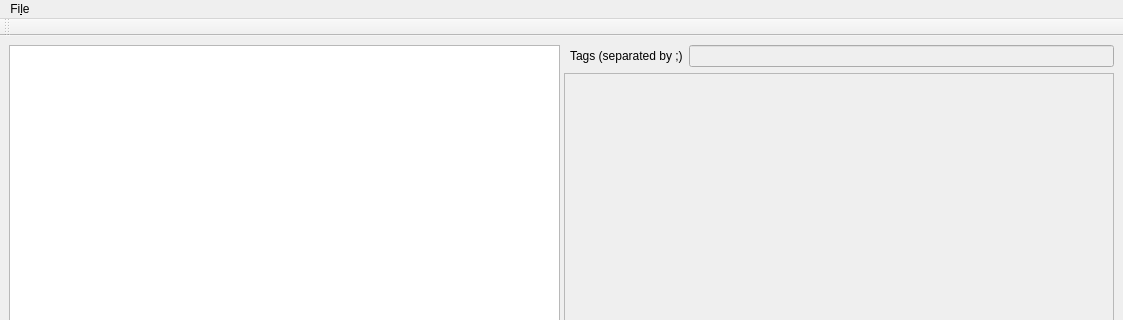
The window that mainwindow.ui (iamsergio/snippy) describes before a commit, drawn with Qt 5; both pictures show x 0 to 1123 and y 0 to 320 of the 1123 by 759 pixel window.
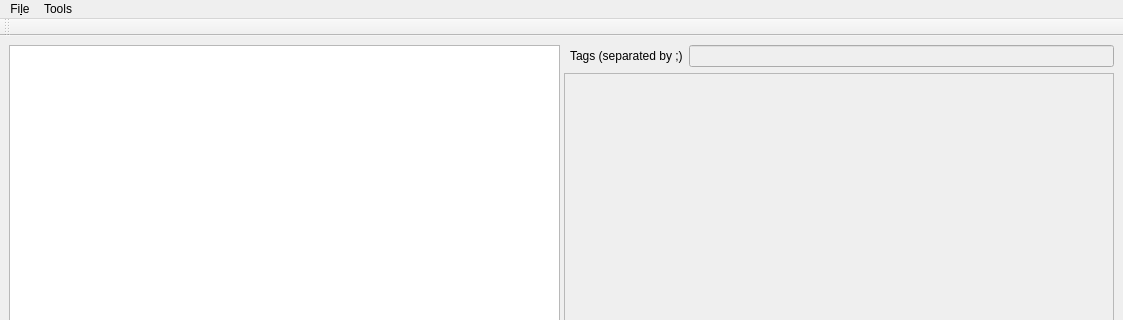
The same window after the commit. Icons and pictures are not drawn.

Diff of the .ui file:
```diff
--- a/mainwindow.ui
+++ b/mainwindow.ui
@@ -119,7 +119,7 @@
      <x>0</x>
      <y>0</y>
      <width>1123</width>
-     <height>30</height>
+     <height>19</height>
     </rect>
    </property>
    <widget class="QMenu" name="menuFile">
@@ -130,7 +130,14 @@
     <addaction name="m_actionExpandAll"/>
     <addaction name="m_actionQuit"/>
    </widget>
+   <widget class="QMenu" name="menuTools">
+    <property name="title">
+     <string>Tools</string>
+    </property>
+    <addaction name="m_actionOpenDataFolder"/>
+   </widget>
    <addaction name="menuFile"/>
+   <addaction name="menuTools"/>
   </widget>
   <widget class="QStatusBar" name="statusbar"/>
   <widget class="QToolBar" name="m_toolBar">
```
Left out of the diff: 11 changed lines with no effect on the pictures.
